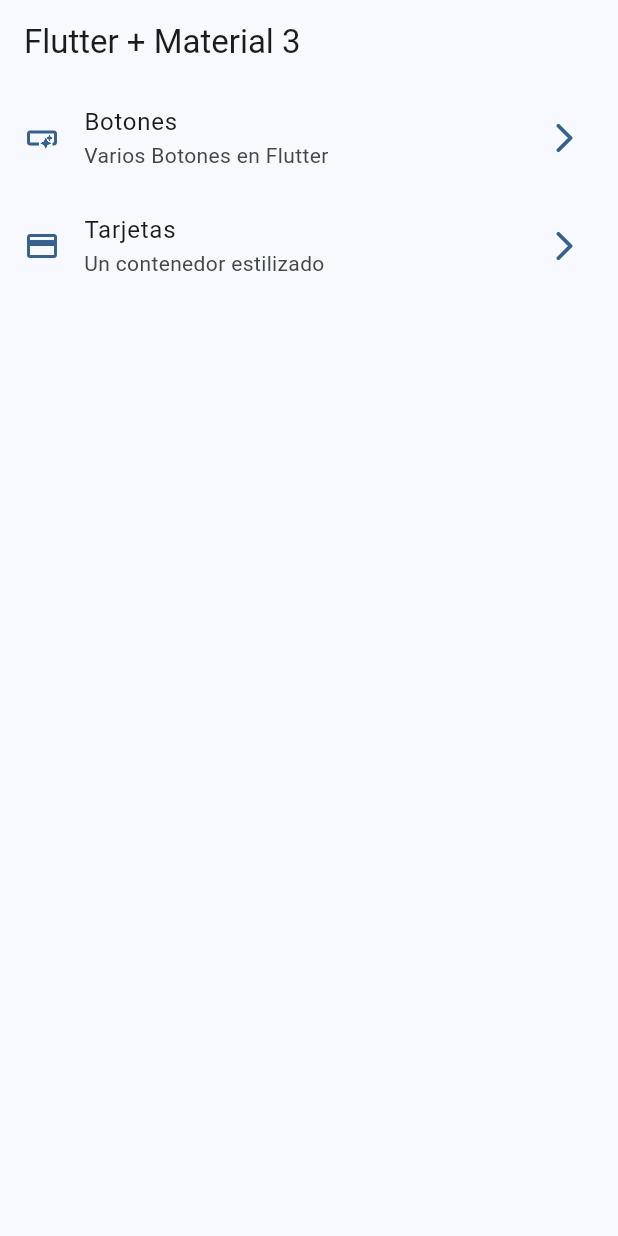
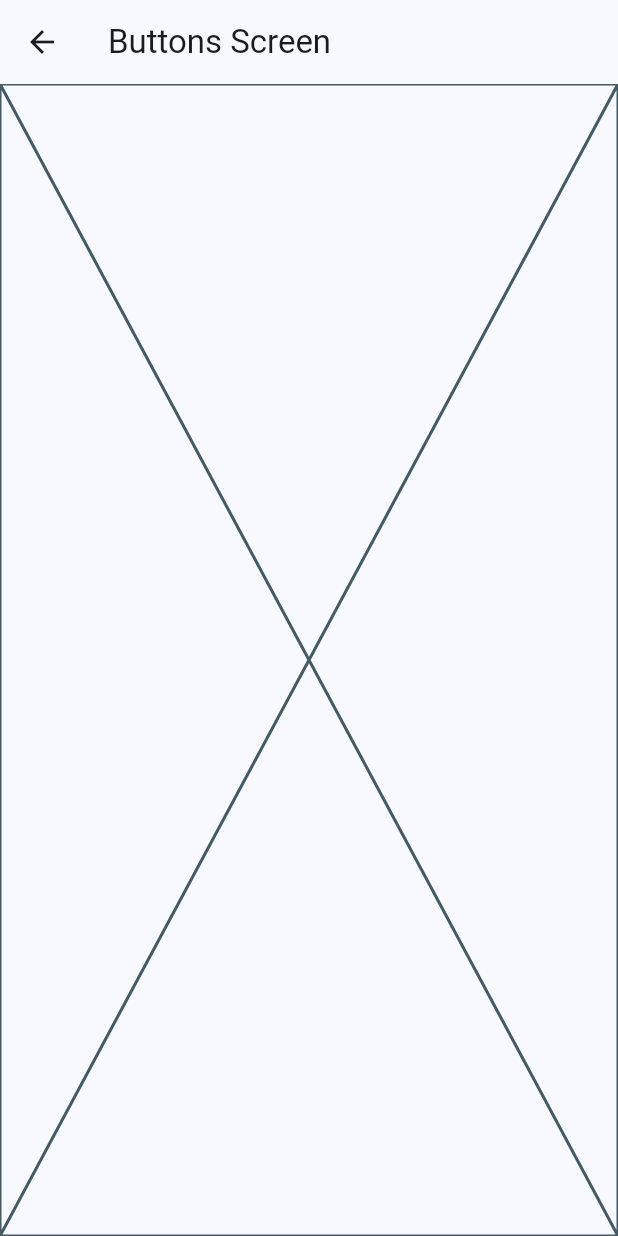
Before and after one commit to JAP994/widgets, a Flutter app: the screen it shows after launch, after a tap on "Botones", on a phone screen of 412 x 824 dp. Run offline on Flutter 3.47's test engine with Material 3 defaults, Android fonts, the phone set to English and light mode, and no system bars.

```diff
--- a/lib/config/menu/menu_items.dart
+++ b/lib/config/menu/menu_items.dart
@@ -26,7 +26,7 @@ const appMenuItems = <MenuItem>[
   MenuItem(
     title: 'Tarjetas' ,
     subTitle: 'Un contenedor estilizado' ,
-    link: '/card' ,
+    link: '/cards' ,
     icon: Icons.credit_card,
   ),
 
--- a/lib/main.dart
+++ b/lib/main.dart
@@ -1,5 +1,7 @@
 import 'package:flutter/material.dart';
 import 'package:widgets_app/config/theme/app_theme.dart';
+import 'package:widgets_app/presentation/screens/buttons/buttons_screen.dart';
+import 'package:widgets_app/presentation/screens/cards/cards_screen.dart';
 import 'package:widgets_app/presentation/screens/home/home_screen.dart';
 
 void main() {
@@ -15,6 +17,10 @@ class MainApp extends StatelessWidget {
       debugShowCheckedModeBanner: false,
       theme: AppTheme(selectedColor: 0).getTheme(),
       home: HomeScreen(),
+      routes: {
+        '/buttons': (context) => ButtonsScreen(),
+        '/cards': (context) => CardsScreen(),
+      },
     );
   }
 }
--- /dev/null
+++ b/lib/presentation/screens/buttons/buttons_screen.dart
@@ -0,0 +1,15 @@
+import 'package:flutter/material.dart';
+
+class ButtonsScreen extends StatelessWidget {
+  const ButtonsScreen({super.key});
+
+  @override
+  Widget build(BuildContext context) {
+    return Scaffold(
+      appBar: AppBar(
+        title: const Text('Buttons Screen'),
+      ),
+      body: Placeholder(),
+    );
+  }
+}
--- a/lib/presentation/screens/home/home_screen.dart
+++ b/lib/presentation/screens/home/home_screen.dart
@@ -1,5 +1,6 @@
 import 'package:flutter/material.dart';
 import 'package:widgets_app/config/menu/menu_items.dart';
+import 'package:widgets_app/presentation/screens/buttons/buttons_screen.dart';
 
 class HomeScreen extends StatelessWidget {
   const HomeScreen({super.key});
@@ -38,11 +39,18 @@ class _CustomListTitle extends StatelessWidget {
     final colors = Theme.of(context).colorScheme;
 
     return ListTile(
-      leading: Icon(menuItem.icon, color: colors.primary,),
-      trailing: Icon(Icons.arrow_forward_ios_rounded, color: colors.primary,),
+      leading: Icon(menuItem.icon, color: colors.primary),
+      trailing: Icon(Icons.arrow_forward_ios_rounded, color: colors.primary),
       title: Text(menuItem.title),
       subtitle: Text(menuItem.subTitle),
-      onTap: (){},
+      onTap: () {
+        // Navigator.of(context).push(
+        //   MaterialPageRoute<void>(
+        //     builder: (context) => const ButtonsScreen(),
+        //   ),
+        // );
+        Navigator.pushNamed(context, menuItem.link);
+      },
     );
   }
 }
```
Also changed, not shown: lib/presentation/screens/cards/cards_screen.dart (added, +15 -0 lines).
